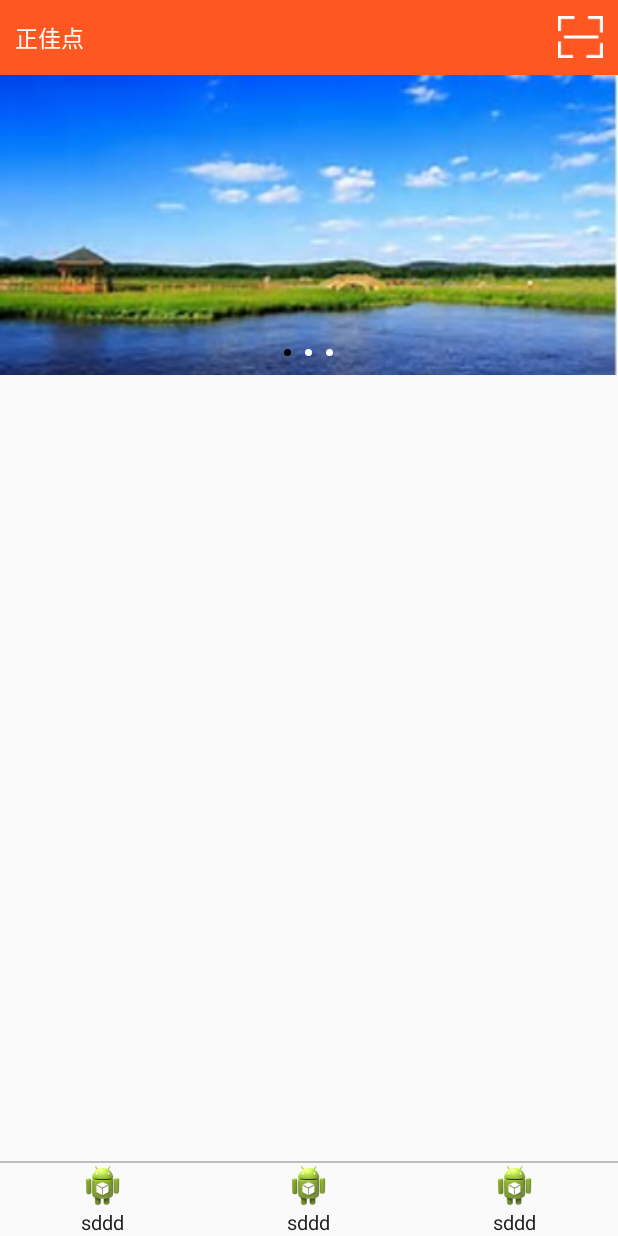
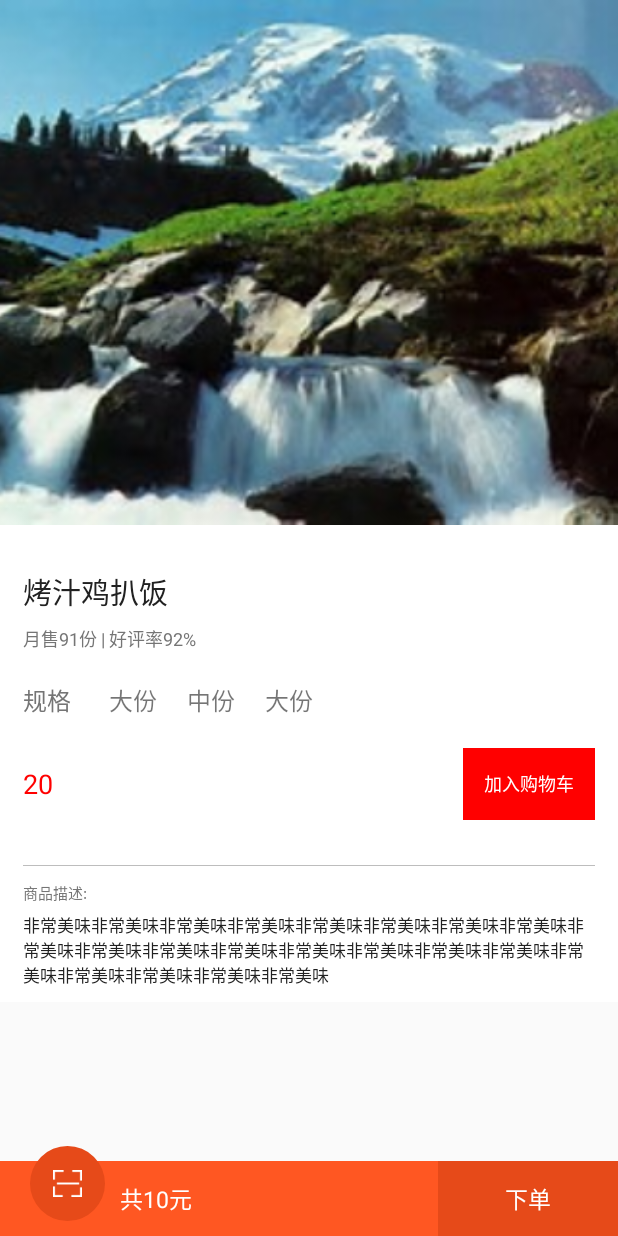
Before and after one commit to sutaogithub/order-food, an Android app: the screen it shows after launch (MainActivity before the commit, DetailActivity after it), on a phone screen of 412 x 824 dp. Run offline under Robolectric (Android 15) with nearby library versions, the phone set to English and light mode, and no system bars.

Commit message:
[feature] add detail page

```diff
--- a/app/src/main/AndroidManifest.xml
+++ b/app/src/main/AndroidManifest.xml
@@ -9,6 +9,10 @@
         android:supportsRtl="true"
         android:theme="@style/AppTheme">
         <activity android:name=".MainActivity">
+
+        </activity>
+
+        <activity android:name=".DetailActivity">
             <intent-filter>
                 <action android:name="android.intent.action.MAIN" />
 
--- /dev/null
+++ b/app/src/main/java/com/sutao/orderfood/DetailActivity.java
@@ -0,0 +1,23 @@
+package com.sutao.orderfood;
+
+import android.os.Bundle;
+import android.support.annotation.Nullable;
+
+import com.sutao.base.BaseActivity;
+
+/**
+ * emailTo intern_zhangsutao@cvte.com
+ *
+ * @author zhangsutao
+ * @brief 简单的功能介绍
+ * @date 2017/3/13
+ */
+public class DetailActivity extends BaseActivity{
+
+
+    @Override
+    protected void onCreate(@Nullable Bundle savedInstanceState) {
+        super.onCreate(savedInstanceState);
+        setContentView(R.layout.activity_detail);
+    }
+}
--- /dev/null
+++ b/app/src/main/res/layout/activity_detail.xml
@@ -0,0 +1,203 @@
+<?xml version="1.0" encoding="utf-8"?>
+<RelativeLayout xmlns:android="http://schemas.android.com/apk/res/android"
+    android:layout_width="match_parent"
+    android:layout_height="match_parent">
+
+
+
+    <RelativeLayout
+        android:id="@+id/llayout_bottom_bar"
+        android:layout_alignParentBottom="true"
+        android:layout_width="match_parent"
+        android:layout_height="50dp"
+        android:background="@color/colorPrimary">
+
+        <TextView
+            android:id="@+id/txt_all_price"
+            android:layout_width="wrap_content"
+            android:layout_height="wrap_content"
+            android:textColor="#ffffff"
+            android:layout_marginLeft="80dp"
+            android:layout_centerVertical="true"
+            android:text="共10元"
+            android:textSize="15sp"/>
+
+
+        <TextView
+            android:layout_width="120dp"
+            android:layout_height="match_parent"
+            android:background="@color/colorPrimaryDark"
+            android:textColor="#ffffff"
+            android:text="下单"
+            android:gravity="center"
+            android:textSize="15sp"
+            android:layout_alignParentRight="true"/>
+
+
+
+    </RelativeLayout>
+
+
+
+    <ScrollView
+        android:layout_above="@id/llayout_bottom_bar"
+        android:layout_width="match_parent"
+        android:layout_height="match_parent">
+
+        <LinearLayout
+            android:layout_width="match_parent"
+            android:layout_height="match_parent"
+            android:orientation="vertical">
+
+            <ImageView
+                android:id="@+id/img_food"
+                android:layout_width="match_parent"
+                android:layout_height="350dp"
+                android:scaleType="centerCrop"
+                android:src="@drawable/third"/>
+
+            <LinearLayout
+                android:layout_width="match_parent"
+                android:layout_height="wrap_content"
+                android:background="#ffffff"
+                android:paddingLeft="15dp"
+                android:paddingRight="15dp"
+                android:orientation="vertical">
+
+                <TextView
+                    android:id="@+id/txt_food_name"
+                    android:layout_width="wrap_content"
+                    android:layout_height="wrap_content"
+                    android:singleLine="true"
+                    android:ellipsize="end"
+                    android:text="烤汁鸡扒饭"
+                    android:textColor="@color/primary_text_color"
+                    android:textSize="19sp"
+                    android:layout_marginTop="30dp"/>
+
+                <TextView
+                    android:id="@+id/txt_selling"
+                    android:layout_width="wrap_content"
+                    android:layout_height="wrap_content"
+                    android:singleLine="true"
+                    android:textColor="@color/second_text_color"
+                    android:textSize="12sp"
+                    android:text="月售91份 | 好评率92%"
+                    android:layout_marginTop="7dp"/>
+
+
+                <LinearLayout
+                    android:id="@+id/llayout_food_size"
+                    android:layout_width="match_parent"
+                    android:layout_height="wrap_content"
+                    android:layout_marginTop="20dp"
+                    android:orientation="horizontal">
+
+                    <TextView
+                        android:id="@+id/txt_food_size"
+                        android:layout_width="wrap_content"
+                        android:layout_height="wrap_content"
+                        android:textSize="16sp"
+                        android:textColor="@color/second_text_color"
+                        android:text="规格" />
+
+
+                    <TextView
+                        android:id="@+id/btn_small"
+                        android:layout_width="wrap_content"
+                        android:layout_height="wrap_content"
+                        android:text="大份"
+                        android:textSize="16sp"
+                        android:layout_marginLeft="25dp"/>
+
+                    <TextView
+                        android:id="@+id/btn_middle"
+                        android:layout_width="wrap_content"
+                        android:layout_height="wrap_content"
+                        android:text="中份"
+                        android:textSize="16sp"
+                        android:layout_marginLeft="20dp"/>
+
+                    <TextView
+                        android:id="@+id/btn_big"
+                        android:layout_width="wrap_content"
+                        android:layout_height="wrap_content"
+                        android:text="大份"
+                        android:textSize="16sp"
+                        android:layout_marginLeft="20dp"/>
+
+                </LinearLayout>
+
+                <RelativeLayout
+                    android:layout_marginTop="20dp"
+                    android:layout_width="match_parent"
+                    android:layout_height="wrap_content">
+
+                    <TextView
+                        android:id="@+id/txt_price"
+                        android:layout_width="wrap_content"
+                        android:layout_height="wrap_content"
+                        android:textColor="#ff0000"
+                        android:text="20"
+                        android:textSize="18sp"
+                        android:layout_centerVertical="true"/>
+
+
+                    <FrameLayout
+                        android:layout_centerVertical="true"
+                        android:layout_width="wrap_content"
+                        android:layout_height="wrap_content"
+                        android:layout_alignParentRight="true">
+
+                        <Button
+                            android:layout_width="match_parent"
+                            android:layout_height="match_parent"
+                            android:background="#ff0000"
+                            android:textColor="#ffffff"
+                            android:textSize="12sp"
+                            android:text="加入购物车" />
+                    </FrameLayout>
+
+                </RelativeLayout>
+
+                <View
+                    android:layout_marginTop="30dp"
+                    android:layout_width="match_parent"
+                    android:layout_height="@dimen/height_divider"
+                    android:background="@color/divider_color"
+                    android:layout_gravity="bottom"/>
+
+                <TextView
+                    android:layout_marginTop="10dp"
+                    android:textColor="@color/second_text_color"
+                    android:layout_width="match_parent"
+                    android:layout_height="match_parent"
+                    android:text="商品描述:"
+                    android:textSize="10sp" />
+
+                <TextView
+                    android:id="@+id/txt_food_desc"
+                    android:layout_marginTop="5dp"
+                    android:layout_marginBottom="10dp"
+                    android:layout_width="match_parent"
+                    android:layout_height="wrap_content"
+                    android:textSize="11sp"
+                    android:textColor="@color/primary_text_color"
+                    android:text="非常美味非常美味非常美味非常美味非常美味非常美味非常美味非常美味非常美味非常美味非常美味非常美味非常美味非常美味非常美味非常美味非常美味非常美味非常美味非常美味非常美味"/>
+
+            </LinearLayout>
+        </LinearLayout>
+    </ScrollView>
+
+    <ImageView
+        android:id="@+id/img_shopping_car"
+        android:layout_width="50dp"
+        android:layout_height="50dp"
+        android:background="@drawable/orange_circle"
+        android:layout_alignParentBottom="true"
+        android:layout_marginBottom="10dp"
+        android:layout_marginLeft="20dp"
+        android:src="@drawable/action_bar_btn_scan"
+        android:padding="15dp"/>
+
+</RelativeLayout>
--- a/app/src/main/res/values/dimens.xml
+++ b/app/src/main/res/values/dimens.xml
@@ -3,5 +3,6 @@
     <dimen name="activity_horizontal_margin">16dp</dimen>
     <dimen name="activity_vertical_margin">16dp</dimen>
     <dimen name="text_size_normal">13sp</dimen>
-    <dimen name="height_divider">1dp</dimen>
+    <dimen name="text_size_title">15sp</dimen>
+    <dimen name="height_divider">0.5dp</dimen>
 </resources>
--- /dev/null
+++ b/customview/src/main/res/drawable/orange_circle.xml
@@ -0,0 +1,7 @@
+<?xml version="1.0" encoding="utf-8"?>
+<shape xmlns:android="http://schemas.android.com/apk/res/android"
+    android:shape="oval">
+
+    <solid android:color="#E64A19"/>
+
+</shape>
```
